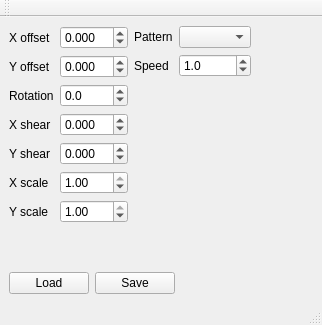
First picture: the form in src/calibrate/ui_mainwindow.ui, repository PeachyPrinter/peachytoolchain, before the edit.
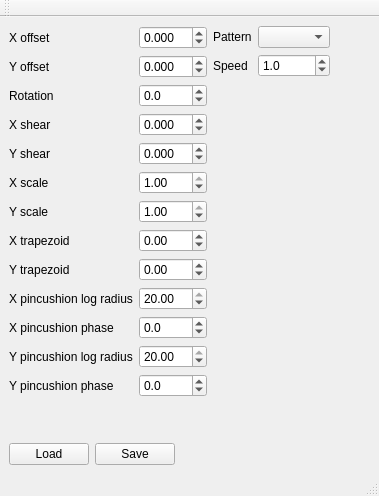
Second picture: the form after the edit.

Commit message: Added controls for trapezoid and pin cushion to calibrate. Implemented trapezoid, but not yet pin cushion.

The edit to the form file:
```diff
--- a/src/calibrate/ui_mainwindow.ui
+++ b/src/calibrate/ui_mainwindow.ui
@@ -2,14 +2,6 @@
 <ui version="4.0">
  <class>MainWindow</class>
  <widget class="QMainWindow" name="MainWindow">
-  <property name="geometry">
-   <rect>
-    <x>0</x>
-    <y>0</y>
-    <width>322</width>
-    <height>325</height>
-   </rect>
-  </property>
   <property name="windowTitle">
    <string>Laser Calibration</string>
   </property>
@@ -182,6 +174,138 @@
             </property>
            </widget>
           </item>
+          <item row="8" column="0">
+           <widget class="QLabel" name="label_11">
+            <property name="text">
+             <string>Y trapezoid</string>
+            </property>
+           </widget>
+          </item>
+          <item row="7" column="0">
+           <widget class="QLabel" name="label_10">
+            <property name="text">
+             <string>X trapezoid</string>
+            </property>
+           </widget>
+          </item>
+          <item row="9" column="0">
+           <widget class="QLabel" name="label_12">
+            <property name="text">
+             <string>X pincushion log radius</string>
+            </property>
+           </widget>
+          </item>
+          <item row="10" column="0">
+           <widget class="QLabel" name="label_13">
+            <property name="text">
+             <string>X pincushion phase</string>
+            </property>
+           </widget>
+          </item>
+          <item row="11" column="0">
+           <widget class="QLabel" name="label_14">
+            <property name="text">
+             <string>Y pincushion log radius</string>
+            </property>
+           </widget>
+          </item>
+          <item row="12" column="0">
+           <widget class="QLabel" name="label_15">
+            <property name="text">
+             <string>Y pincushion phase</string>
+            </property>
+           </widget>
+          </item>
+          <item row="7" column="1">
+           <widget class="QDoubleSpinBox" name="x_trapezoid_spin">
+            <property name="minimum">
+             <double>-1.000000000000000</double>
+            </property>
+            <property name="maximum">
+             <double>1.000000000000000</double>
+            </property>
+            <property name="singleStep">
+             <double>0.010000000000000</double>
+            </property>
+           </widget>
+          </item>
+          <item row="8" column="1">
+           <widget class="QDoubleSpinBox" name="y_trapezoid_spin">
+            <property name="minimum">
+             <double>-1.000000000000000</double>
+            </property>
+            <property name="maximum">
+             <double>1.000000000000000</double>
+            </property>
+            <property name="singleStep">
+             <double>0.010000000000000</double>
+            </property>
+           </widget>
+          </item>
+          <item row="9" column="1">
+           <widget class="QDoubleSpinBox" name="x_pin_radius_spin">
+            <property name="minimum">
+             <double>0.010000000000000</double>
+            </property>
+            <property name="maximum">
+             <double>20.000000000000000</double>
+            </property>
+            <property name="singleStep">
+             <double>0.100000000000000</double>
+            </property>
+            <property name="value">
+             <double>20.000000000000000</double>
+            </property>
+           </widget>
+          </item>
+          <item row="10" column="1">
+           <widget class="QDoubleSpinBox" name="x_pin_phase_spin">
+            <property name="decimals">
+             <number>1</number>
+            </property>
+            <property name="minimum">
+             <double>-90.000000000000000</double>
+            </property>
+            <property name="maximum">
+             <double>90.000000000000000</double>
+            </property>
+            <property name="singleStep">
+             <double>0.100000000000000</double>
+            </property>
+           </widget>
+          </item>
+          <item row="11" column="1">
+           <widget class="QDoubleSpinBox" name="y_pin_radius_spin">
+            <property name="minimum">
+             <double>0.010000000000000</double>
+            </property>
+            <property name="maximum">
+             <double>20.000000000000000</double>
+            </property>
+            <property name="singleStep">
+             <double>0.100000000000000</double>
+            </property>
+            <property name="value">
+             <double>20.000000000000000</double>
+            </property>
+           </widget>
+          </item>
+          <item row="12" column="1">
+           <widget class="QDoubleSpinBox" name="y_pin_phase_spin">
+            <property name="decimals">
+             <number>1</number>
+            </property>
+            <property name="minimum">
+             <double>-90.000000000000000</double>
+            </property>
+            <property name="maximum">
+             <double>90.000000000000000</double>
+            </property>
+            <property name="singleStep">
+             <double>0.100000000000000</double>
+            </property>
+           </widget>
+          </item>
          </layout>
         </item>
         <item>
```
The commit also changes 4 other files.
